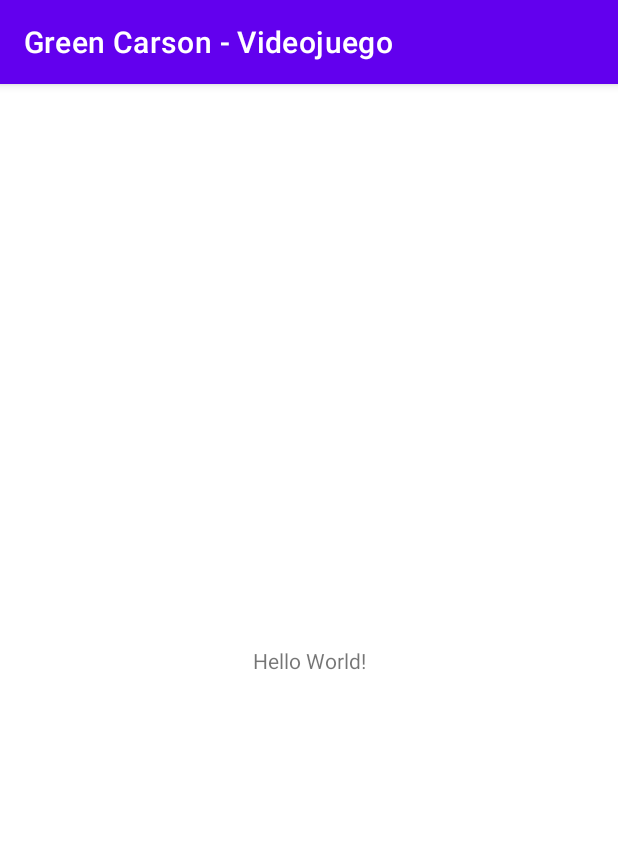
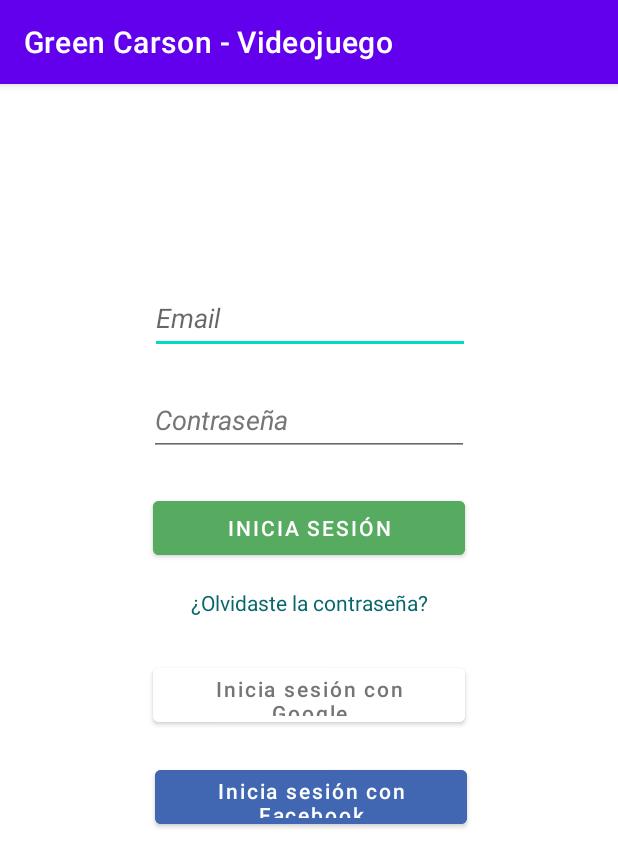
Before and after one commit to AlejandroMoc/E3_GreenCarsonVideogame, an Android app: the screen it shows after launch (MainActivity before the commit, RegisterActivity after it), on a phone screen of 412 x 824 dp. Shown: the top 867 px of the screen. Run offline under Robolectric (Android 15) with nearby library versions, the light colour scheme and no system bars.

Commit message:
Creada primera pantalla, pantalla del registro. Por el momento, se encuentran únicamente los elementos básicos de la misma.

```diff
--- a/GreenCarsonVideojuego/app/src/main/AndroidManifest.xml
+++ b/GreenCarsonVideojuego/app/src/main/AndroidManifest.xml
@@ -13,7 +13,7 @@
         android:theme="@style/Theme.GreenCarsonVideojuego"
         tools:targetApi="31">
         <activity
-            android:name=".MainActivity"
+            android:name=".RegisterActivity"
             android:exported="true">
             <intent-filter>
                 <action android:name="android.intent.action.MAIN" />
--- a/GreenCarsonVideojuego/app/src/main/java/greencarson/videojuego/MainActivity.java
+++ /dev/null
@@ -1,14 +0,0 @@
-package greencarson.videojuego;
-
-import androidx.appcompat.app.AppCompatActivity;
-
-import android.os.Bundle;
-
-public class MainActivity extends AppCompatActivity {
-
-    @Override
-    protected void onCreate(Bundle savedInstanceState) {
-        super.onCreate(savedInstanceState);
-        setContentView(R.layout.activity_main);
-    }
-}
--- /dev/null
+++ b/GreenCarsonVideojuego/app/src/main/java/greencarson/videojuego/RegisterActivity.java
@@ -0,0 +1,26 @@
+package greencarson.videojuego;
+
+import androidx.appcompat.app.AppCompatActivity;
+
+import android.content.Intent;
+import android.os.Bundle;
+import android.view.View;
+
+public class RegisterActivity extends AppCompatActivity {
+
+    @Override
+    protected void onCreate(Bundle savedInstanceState) {
+        super.onCreate(savedInstanceState);
+        setContentView(R.layout.activity_register);
+    }
+
+    //Para ligar al boton
+    /*
+    public void goToNextScreen(View v){
+        Intent intent = new Intent(this, LoginActivity.class);
+        startActivity(intent);
+    }
+    */
+    //Tras haber creadolo, lo unimos con el onClick, seleccionando goToNextScreen
+
+}
--- a/GreenCarsonVideojuego/app/src/main/res/layout/activity_main.xml
+++ /dev/null
@@ -1,18 +0,0 @@
-<?xml version="1.0" encoding="utf-8"?>
-<androidx.constraintlayout.widget.ConstraintLayout xmlns:android="http://schemas.android.com/apk/res/android"
-    xmlns:app="http://schemas.android.com/apk/res-auto"
-    xmlns:tools="http://schemas.android.com/tools"
-    android:layout_width="match_parent"
-    android:layout_height="match_parent"
-    tools:context=".MainActivity">
-
-    <TextView
-        android:layout_width="wrap_content"
-        android:layout_height="wrap_content"
-        android:text="Hello World!"
-        app:layout_constraintBottom_toBottomOf="parent"
-        app:layout_constraintEnd_toEndOf="parent"
-        app:layout_constraintStart_toStartOf="parent"
-        app:layout_constraintTop_toTopOf="parent" />
-
-</androidx.constraintlayout.widget.ConstraintLayout>
--- /dev/null
+++ b/GreenCarsonVideojuego/app/src/main/res/layout/activity_register.xml
@@ -0,0 +1,101 @@
+<?xml version="1.0" encoding="utf-8"?>
+<androidx.constraintlayout.widget.ConstraintLayout xmlns:android="http://schemas.android.com/apk/res/android"
+    xmlns:app="http://schemas.android.com/apk/res-auto"
+    xmlns:tools="http://schemas.android.com/tools"
+    android:layout_width="match_parent"
+    android:layout_height="match_parent"
+    tools:context=".RegisterActivity">
+
+    <TextView
+        android:id="@+id/textView2"
+        android:layout_width="wrap_content"
+        android:layout_height="wrap_content"
+        android:layout_marginTop="16dp"
+        android:text="@string/olvidaste_la_contrase_a"
+        android:textColor="#07676D"
+        app:layout_constraintEnd_toEndOf="parent"
+        app:layout_constraintStart_toStartOf="parent"
+        app:layout_constraintTop_toBottomOf="@+id/button" />
+
+    <EditText
+        android:id="@+id/editTextTextEmailAddress"
+        android:layout_width="wrap_content"
+        android:layout_height="wrap_content"
+        android:layout_marginTop="44dp"
+        android:ems="10"
+        android:hint="@string/email"
+        android:inputType="textEmailAddress"
+        android:minHeight="48dp"
+        android:textStyle="italic"
+        app:layout_constraintEnd_toEndOf="parent"
+        app:layout_constraintHorizontal_bias="0.502"
+        app:layout_constraintStart_toStartOf="parent"
+        app:layout_constraintTop_toBottomOf="@+id/imageView"
+        android:autofillHints="" />
+
+    <EditText
+        android:id="@+id/editTextTextPassword"
+        android:layout_width="wrap_content"
+        android:layout_height="wrap_content"
+        android:layout_marginTop="20dp"
+        android:ems="10"
+        android:hint="@string/contrase_a"
+        android:inputType="textPassword"
+        android:minHeight="48dp"
+        android:textColorHint="#757575"
+        android:textStyle="italic"
+        app:layout_constraintEnd_toEndOf="parent"
+        app:layout_constraintStart_toStartOf="parent"
+        app:layout_constraintTop_toBottomOf="@+id/editTextTextEmailAddress"
+        android:autofillHints="" />
+
+    <Button
+        android:id="@+id/button"
+        android:layout_width="208dp"
+        android:layout_height="48dp"
+        android:layout_marginTop="24dp"
+        android:backgroundTint="#56AB61"
+        android:text="@string/inicia_sesi_n"
+        app:layout_constraintEnd_toEndOf="parent"
+        app:layout_constraintStart_toStartOf="parent"
+        app:layout_constraintTop_toBottomOf="@+id/editTextTextPassword" />
+
+    <Button
+        android:id="@+id/button3"
+        android:layout_width="208dp"
+        android:layout_height="48dp"
+        android:layout_marginTop="20dp"
+        android:backgroundTint="#4267B2"
+        android:text="@string/inicia_sesi_n_con_facebook"
+        android:textAllCaps="false"
+        app:layout_constraintBottom_toBottomOf="parent"
+        app:layout_constraintEnd_toEndOf="parent"
+        app:layout_constraintHorizontal_bias="0.507"
+        app:layout_constraintStart_toStartOf="parent"
+        app:layout_constraintTop_toBottomOf="@+id/button2"
+        app:layout_constraintVertical_bias="0.0" />
+
+    <Button
+        android:id="@+id/button2"
+        android:layout_width="208dp"
+        android:layout_height="48dp"
+        android:layout_marginTop="28dp"
+        android:backgroundTint="#FFFFFF"
+        android:text="@string/inicia_sesi_n_con_google"
+        android:textAllCaps="false"
+        android:textColor="#757575"
+        app:layout_constraintEnd_toEndOf="parent"
+        app:layout_constraintStart_toStartOf="parent"
+        app:layout_constraintTop_toBottomOf="@+id/textView2" />
+
+    <ImageView
+        android:id="@+id/imageView"
+        android:layout_width="wrap_content"
+        android:layout_height="wrap_content"
+        android:layout_marginTop="88dp"
+        app:layout_constraintEnd_toEndOf="parent"
+        app:layout_constraintStart_toStartOf="parent"
+        app:layout_constraintTop_toTopOf="parent"
+        tools:src="@tools:sample/avatars" />
+
+</androidx.constraintlayout.widget.ConstraintLayout>
--- a/GreenCarsonVideojuego/app/src/main/res/values/strings.xml
+++ b/GreenCarsonVideojuego/app/src/main/res/values/strings.xml
@@ -1,3 +1,9 @@
 <resources>
     <string name="app_name">Green Carson - Videojuego</string>
+    <string name="inicia_sesi_n">Inicia Sesión</string>
+    <string name="email">Email</string>
+    <string name="inicia_sesi_n_con_google">Inicia sesión con Google</string>
+    <string name="contrase_a">Contraseña</string>
+    <string name="olvidaste_la_contrase_a">¿Olvidaste la contraseña?</string>
+    <string name="inicia_sesi_n_con_facebook">Inicia sesión con Facebook</string>
 </resources>
```
Also changed, not shown: GreenCarsonVideojuego/app/src/main/assets/logos/logo_reecicla.png (added).
